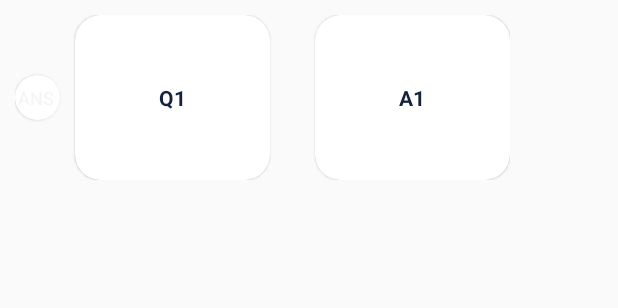
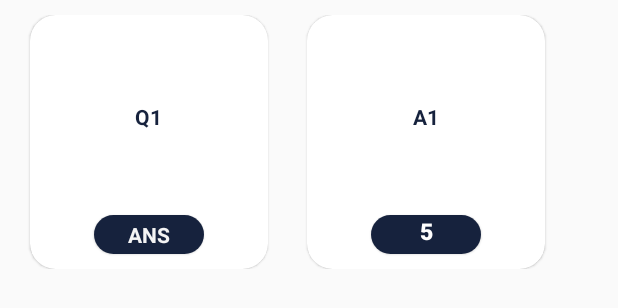
Before and after one commit to kareemmohamed299/final-project-graduated, an Android app: the layout card_match.xml on its own in the app's theme, with its tools: preview values and no code run, on a phone screen of 412 x 824 dp. Shown: the top 308 px of the screen. Run offline under Robolectric (Android 15) with nearby library versions, the phone set to English and light mode, and no system bars.

Commit message:
last update

```diff
--- a/app/src/main/java/com/example/project1/questions/numatchAdapter.java
+++ b/app/src/main/java/com/example/project1/questions/numatchAdapter.java
@@ -32,8 +32,7 @@ public class numatchAdapter extends RecyclerView.Adapter<numatchAdapter.ViewHold
         this.context=c;
     }
     class ViewHolder extends RecyclerView.ViewHolder{
-        public TextView q;
-        public TextView a;
+        public TextView q,a,n;
         public EditText e;
         private int  index;
         private String an;
@@ -41,6 +40,7 @@ public class numatchAdapter extends RecyclerView.Adapter<numatchAdapter.ViewHold
             super(itemView);
             q = (TextView)itemView.findViewById(R.id.qmatch_text);
             a = (TextView)itemView.findViewById(R.id.amatch_text);
+            n=  (TextView)itemView.findViewById(R.id.qnum);
             student_answer=context.getSharedPreferences("match", Context.MODE_PRIVATE);
             e=(EditText)itemView.findViewById(R.id.text_stuans);
         }
@@ -57,6 +57,7 @@ public class numatchAdapter extends RecyclerView.Adapter<numatchAdapter.ViewHold
     public void onBindViewHolder(@NonNull final numatchAdapter.ViewHolder holder, final int position) {
         holder.q.setText(matchdata.getQuestions().get(position).getQuestion());
         holder.a.setText(matchansewr.get(position));
+        holder.n.setText(String.valueOf(position+1));
         holder.e.addTextChangedListener(new TextWatcher() {
             @Override
             public void beforeTextChanged(CharSequence s, int start, int count, int after) {
@@ -89,6 +90,6 @@ public class numatchAdapter extends RecyclerView.Adapter<numatchAdapter.ViewHold
     }
     @Override
     public int getItemCount() {
-       return 5;
+       return matchdata.getQuestions().size();
     }
 }
--- /dev/null
+++ b/app/src/main/res/drawable/back.xml
@@ -0,0 +1,5 @@
+<?xml version="1.0" encoding="utf-8"?>
+<shape xmlns:android="http://schemas.android.com/apk/res/android">
+    <solid android:color="@color/dark_blue"/>
+    <corners android:radius="100dp"/>
+</shape>
--- a/app/src/main/res/layout/card_match.xml
+++ b/app/src/main/res/layout/card_match.xml
@@ -1,4 +1,3 @@
-<?xml version="1.0" encoding="utf-8"?>
 <RelativeLayout
     xmlns:android="http://schemas.android.com/apk/res/android"
     xmlns:card_view="http://schemas.android.com/apk/res-auto"
@@ -9,26 +8,11 @@
     android:layout_margin="10dp"
     >
 
-    <EditText
-        android:id="@+id/text_stuans"
-        android:layout_width="30dp"
-        android:layout_height="30dp"
-        android:paddingStart="2dp"
-        android:hint="ANS"
-        android:inputType="number"
-        android:textSize="12sp"
-        android:textColorHint="@color/offwhite"
-        android:layout_marginTop="40dp"
-        android:layout_marginStart="0dp"
-        android:background="@drawable/field_login"
-        android:elevation="1dp"/>
-
-
     <androidx.cardview.widget.CardView
-    android:layout_width="130dp"
-    android:layout_height="110dp"
+        android:layout_width="@dimen/_122sdp"
+        android:layout_height="@dimen/_130sdp"
         android:id="@+id/card_view_match1"
-    android:layout_marginStart="40dp"
+        android:layout_marginStart="10dp"
         card_view:cardBackgroundColor="@color/white"
         card_view:cardCornerRadius="17dp"
         card_view:cardElevation="1dp"
@@ -38,8 +22,8 @@
 
         <RelativeLayout
             android:layout_width="match_parent"
-        android:layout_height="match_parent"
-        android:layout_margin="5dp" >
+            android:layout_height="@dimen/_93sdp"
+            android:layout_margin="@dimen/_3sdp" >
             <TextView
                 android:layout_width="wrap_content"
                 android:layout_height="wrap_content"
@@ -51,12 +35,33 @@
                 android:textStyle="bold"
                 />
         </RelativeLayout>
+        <EditText
+            android:id="@+id/text_stuans"
+            android:layout_width="match_parent"
+            android:layout_height="@dimen/_20sdp"
+            android:hint="ANS"
+            android:textAlignment="center"
+            android:inputType="number"
+            android:maxLength="1"
+            android:textSize="14sp"
+            android:textStyle="bold"
+            android:textColor="@color/white"
+            android:textColorHint="@color/offwhite"
+            android:layout_marginStart="@dimen/_30sdp"
+            android:layout_marginEnd="@dimen/_30sdp"
+            android:layout_marginBottom="@dimen/_15sdp"
+            android:layout_marginTop="@dimen/_100sdp"
+            android:background="@drawable/back"
+            android:elevation="1dp"
+            />
     </androidx.cardview.widget.CardView>
     <androidx.cardview.widget.CardView
-        android:layout_width="130dp"
-        android:layout_height="110dp"
+        android:layout_width="@dimen/_122sdp"
+        android:layout_height="@dimen/_130sdp"
         android:id="@+id/card_view_match2"
-        android:layout_marginStart="200dp"
+        android:layout_toEndOf="@+id/card_view_match1"
+        android:layout_marginStart="@dimen/_20sdp"
+        android:layout_marginEnd="@dimen/_10sdp"
         card_view:cardBackgroundColor="@color/white"
         card_view:cardCornerRadius="17dp"
         card_view:cardElevation="1dp"
@@ -66,8 +71,8 @@
 
         <RelativeLayout
             android:layout_width="match_parent"
-            android:layout_height="match_parent"
-            android:layout_margin="5dp" >
+            android:layout_height="@dimen/_93sdp"
+            android:layout_margin="@dimen/_3sdp">
             <TextView
                 android:layout_width="wrap_content"
                 android:layout_height="wrap_content"
@@ -79,6 +84,23 @@
                 android:textStyle="bold"
                 />
         </RelativeLayout>
+
+        <TextView
+            android:id="@+id/qnum"
+            android:layout_width="match_parent"
+            android:layout_height="@dimen/_20sdp"
+            android:layout_marginStart="@dimen/_30sdp"
+            android:layout_marginTop="@dimen/_100sdp"
+            android:layout_marginEnd="@dimen/_30sdp"
+            android:layout_marginBottom="@dimen/_15sdp"
+            android:background="@drawable/back"
+            android:elevation="1dp"
+            android:fontFamily="sans-serif-black"
+            android:text="5"
+            android:textAlignment="center"
+            android:textColor="@color/white"
+            android:textSize="15sp"
+            android:textStyle="bold" />
     </androidx.cardview.widget.CardView>
 
 </RelativeLayout>
```
Lines whose indentation alone changed are shown as unchanged.
